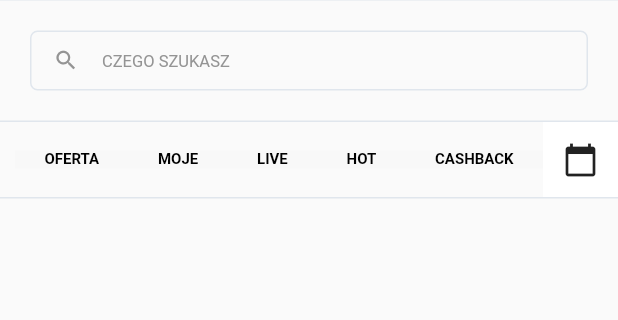
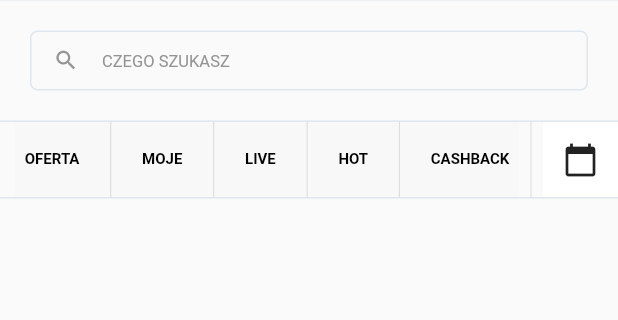
Before and after one commit to kingastalmach/zad_fuksiarz, a Flutter app: the screen it shows after launch, on a phone screen of 412 x 824 dp, the part 181-501 px from its top. Run offline on Flutter 3.47's test engine with Material 2 defaults, Android fonts, the phone set to English and light mode, and no system bars; our stand-ins replace dio, google_fonts.

Commit message:
Add vertical dividers to fixed widget

```diff
--- a/lib/features/view/widgets/fixed_widget/fixed_widget.dart
+++ b/lib/features/view/widgets/fixed_widget/fixed_widget.dart
@@ -21,14 +21,19 @@ class FixedWidget extends StatelessWidget {
                 mainAxisAlignment: MainAxisAlignment.spaceAround,
                 children: [
                   CustomText(Strings.oferta),
+                  VerticalDivider(),
                   CustomText(Strings.moje),
+                  VerticalDivider(),
                   CustomText(Strings.live),
+                  VerticalDivider(),
                   CustomText(Strings.hot),
+                  VerticalDivider(),
                   CustomText(Strings.cashback),
                 ],
               ),
             ),
           ),
+          const VerticalDivider(),
           Container(
             color: Colors.white,
             width: 50,
```
